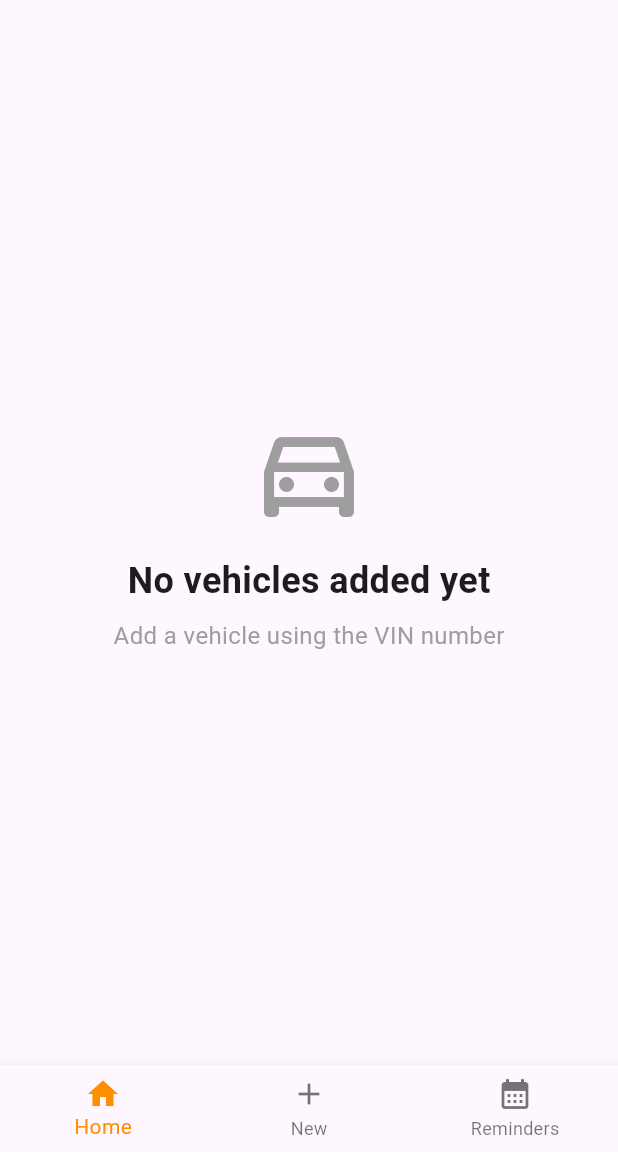
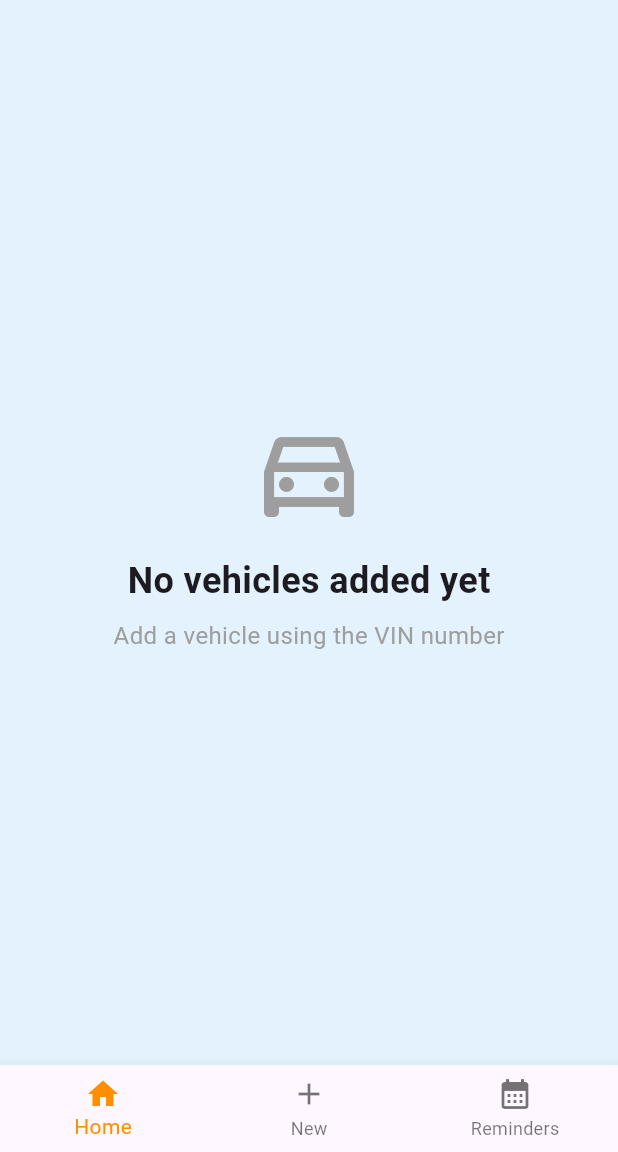
Before and after one commit to Systemized/Vehicle-Maintenance-App, a Flutter app: the screen it shows after launch, on a phone screen of 412 x 824 dp, the part 84-1236 px from its top. Run offline on Flutter 3.47's test engine with Material 3 defaults, Android fonts, the phone set to English and light mode, and no system bars; our stand-ins replace sqflite; accounts and stored records are empty.

```diff
--- a/lib/pages/ai_suggestions_page.dart
+++ b/lib/pages/ai_suggestions_page.dart
@@ -72,7 +72,7 @@ class _AISuggestionsPageState extends State<AISuggestionsPage> {
                             Icon(Icons.psychology, color: Colors.purple[600], size: 24),
                             const SizedBox(width: 8),
                             const Text(
-                              'AI-Powered Maintenance Suggestions',
+                              'AI Maintenance Suggestions',
                               style: TextStyle(
                                 fontSize: 18,
                                 fontWeight: FontWeight.bold,
--- a/lib/pages/home_page.dart
+++ b/lib/pages/home_page.dart
@@ -100,13 +100,18 @@ class _HomePageState extends State<HomePage> {
   @override
   Widget build(BuildContext context) {
     if (_isLoading) {
-      return const Center(
+      return Container(
+        color: Colors.blue[50],
+        child: const Center(
           child: CircularProgressIndicator(),
+        ),
       );
     }
 
     if (_vehicles.isEmpty) {
-      return const Center(
+      return Container(
+        color: Colors.blue[50],
+        child: const Center(
           child: Column(
             mainAxisAlignment: MainAxisAlignment.center,
             children: [
@@ -127,10 +132,13 @@ class _HomePageState extends State<HomePage> {
               ),
             ],
           ),
+        ),
       );
     }
 
-    return Padding(
+    return Container(
+      color: Colors.blue[50],
+      child: Padding(
         padding: const EdgeInsets.all(16.0),
         child: Column(
           crossAxisAlignment: CrossAxisAlignment.start,
@@ -269,6 +277,7 @@ class _HomePageState extends State<HomePage> {
             ),
           ],
         ),
+      ),
     );
   }
 
```
Also changed, not shown: lib/pages/reminders_page.dart (+9 -6 lines). Lines whose indentation alone changed are shown as unchanged.
